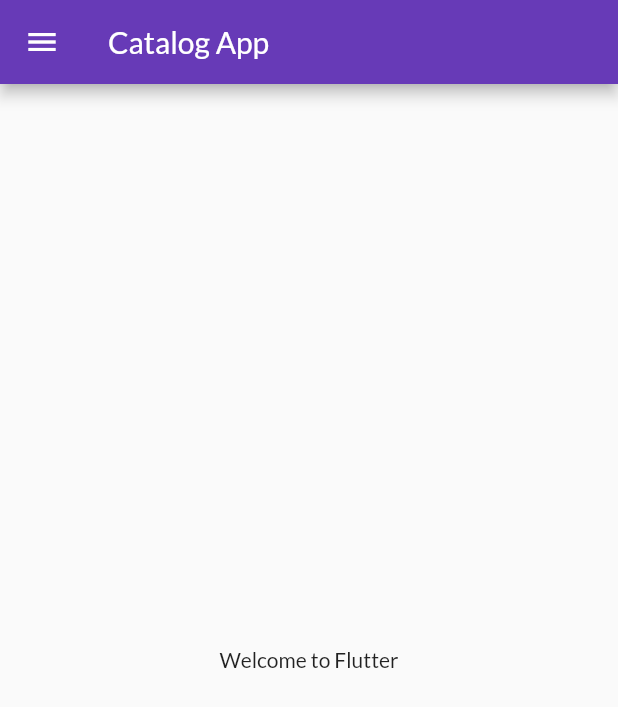
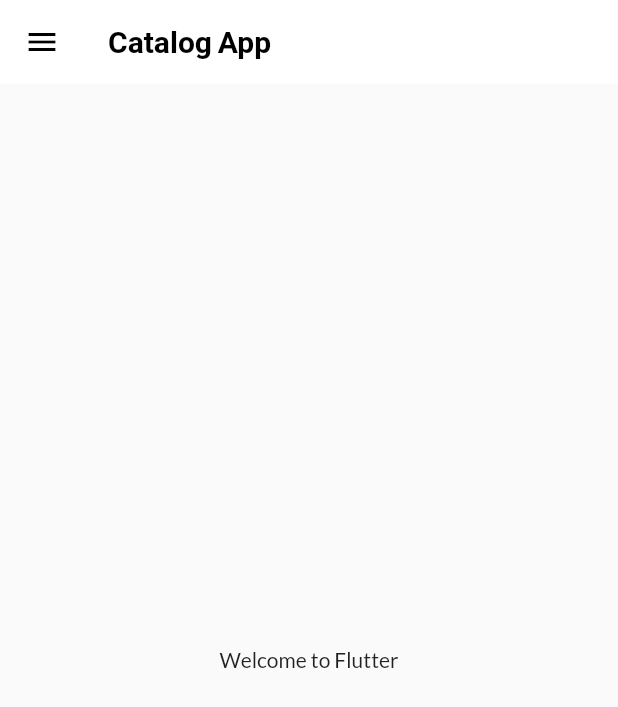
Before and after one commit to divyansh-nishad/flutter_catalog, a Flutter app: the screen it shows after launch, on a phone screen of 412 x 824 dp. Shown: the top 707 px of the screen. Run offline on Flutter 3.47's test engine with Material 2 defaults, Android fonts, the phone set to English and light mode, and no system bars; our stand-ins replace google_fonts.

Commit message:
Themes Extracted

```diff
--- a/lib/main.dart
+++ b/lib/main.dart
@@ -2,7 +2,9 @@ import 'package:flutter/material.dart';
 import 'package:flutter_catalog/pages/home_page.dart';
 import 'package:flutter_catalog/pages/login_page.dart';
 import 'package:flutter_catalog/utils/routes.dart';
+import 'package:flutter_catalog/widgets/themes.dart';
 import 'package:google_fonts/google_fonts.dart';
+import 'package:flutter_catalog/widgets/themes.dart';
 
 void main() {
   runApp(MyApp());
@@ -15,10 +17,7 @@ class MyApp extends StatelessWidget {
   Widget build(BuildContext context) {
     return MaterialApp(
       themeMode: ThemeMode.light,
-      theme: ThemeData(
-        primarySwatch: Colors.deepPurple,
-        fontFamily: GoogleFonts.lato().fontFamily,
-      ),
+      theme: MyTheme.lightTheme(context),
       debugShowCheckedModeBanner: false,
       darkTheme: ThemeData(brightness: Brightness.dark),
       initialRoute: "/home",
--- /dev/null
+++ b/lib/widgets/themes.dart
@@ -0,0 +1,21 @@
+import 'package:flutter/material.dart';
+import 'package:google_fonts/google_fonts.dart';
+
+class MyTheme {
+  static ThemeData lightTheme(BuildContext context) => ThemeData(
+        primarySwatch: Colors.deepPurple,
+        fontFamily: GoogleFonts.lato().fontFamily,
+        appBarTheme: AppBarTheme(
+          color: Colors.white,
+          elevation: 0,
+          iconTheme: IconThemeData(color: Colors.black),
+          titleTextStyle: TextStyle(
+            color: Colors.black,
+            fontSize: 20,
+            fontWeight: FontWeight.w600,
+          ),
+        ),
+      );
+  static ThemeData darkTheme(BuildContext context) =>
+      ThemeData(brightness: Brightness.dark);
+}
```
Also changed, not shown: 1 other file.
